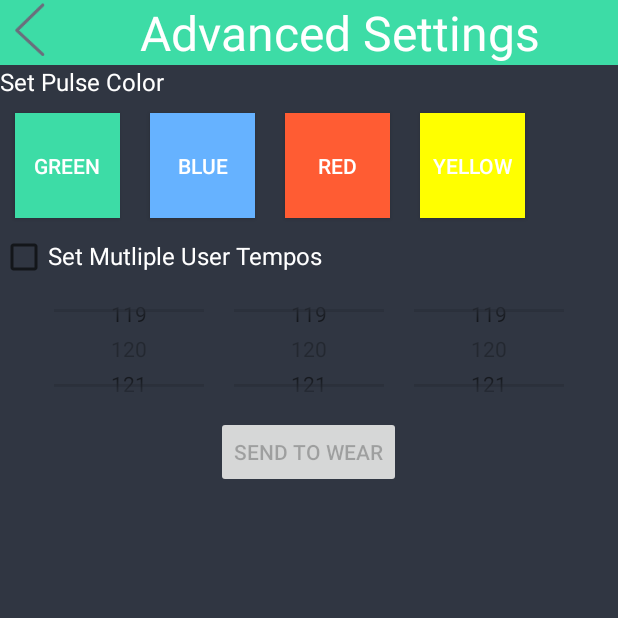
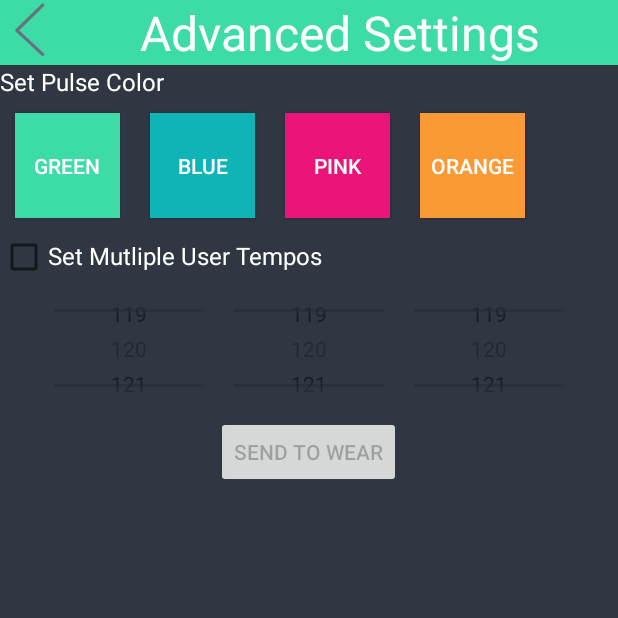
Before and after one commit to MegaUkulele/TikTok, an Android app: the SettingsActivity screen opened directly, with no data from a screen before it, on a phone screen of 412 x 824 dp, the top half of it. Run offline under Robolectric (Android 15) with nearby library versions, the phone set to English and light mode, and no system bars; 6 statements that could not run were skipped.

Commit message:
updated watch colors

```diff
--- a/mobile/src/main/res/layout/settings_main.xml
+++ b/mobile/src/main/res/layout/settings_main.xml
@@ -51,23 +51,23 @@
             android:layout_width="70dp"
             android:layout_height="70dp"
             android:text="blue"
-            android:background="#66b2ff"
+            android:background="#0EB4B6"
             android:id="@+id/blue"
             android:layout_margin="10dp"
             android:textColor="#ffffff" />
         <Button
             android:layout_width="70dp"
             android:layout_height="70dp"
-            android:text="red"
-            android:background="#ff5c33"
+            android:text="pink"
+            android:background="#EB1478"
             android:id="@+id/red"
             android:layout_margin="10dp"
             android:textColor="#ffffff" />
         <Button
             android:layout_width="70dp"
             android:layout_height="70dp"
-            android:text="yellow"
-            android:background="#ffff00"
+            android:text="orange"
+            android:background="#FB9A34"
             android:id="@+id/yellow"
             android:layout_margin="10dp"
             android:textColor="#ffffff" />
--- a/wear/src/main/res/drawable/glowing_circle_blue.xml
+++ b/wear/src/main/res/drawable/glowing_circle_blue.xml
@@ -10,7 +10,7 @@
         android:gradientRadius="130"
         android:centerX=".5"
         android:centerY=".5"
-        android:startColor="#66b2ff"
+        android:startColor="#0EB4B6"
         android:endColor="@color/watch_background" />
 
     <!-- Specify the margins that all content inside the drawable must adhere to -->
--- a/wear/src/main/res/drawable/glowing_circle_red.xml
+++ b/wear/src/main/res/drawable/glowing_circle_red.xml
@@ -10,7 +10,7 @@
         android:gradientRadius="130"
         android:centerX=".5"
         android:centerY=".5"
-        android:startColor="#ff3300"
+        android:startColor="#EB1478"
         android:endColor="@color/watch_background" />
 
     <!-- Specify the margins that all content inside the drawable must adhere to -->
--- a/wear/src/main/res/drawable/glowing_circle_yellow.xml
+++ b/wear/src/main/res/drawable/glowing_circle_yellow.xml
@@ -10,7 +10,7 @@
         android:gradientRadius="130"
         android:centerX=".5"
         android:centerY=".5"
-        android:startColor="#ffff00"
+        android:startColor="#FB9A34"
         android:endColor="@color/watch_background" />
 
     <!-- Specify the margins that all content inside the drawable must adhere to -->
```
